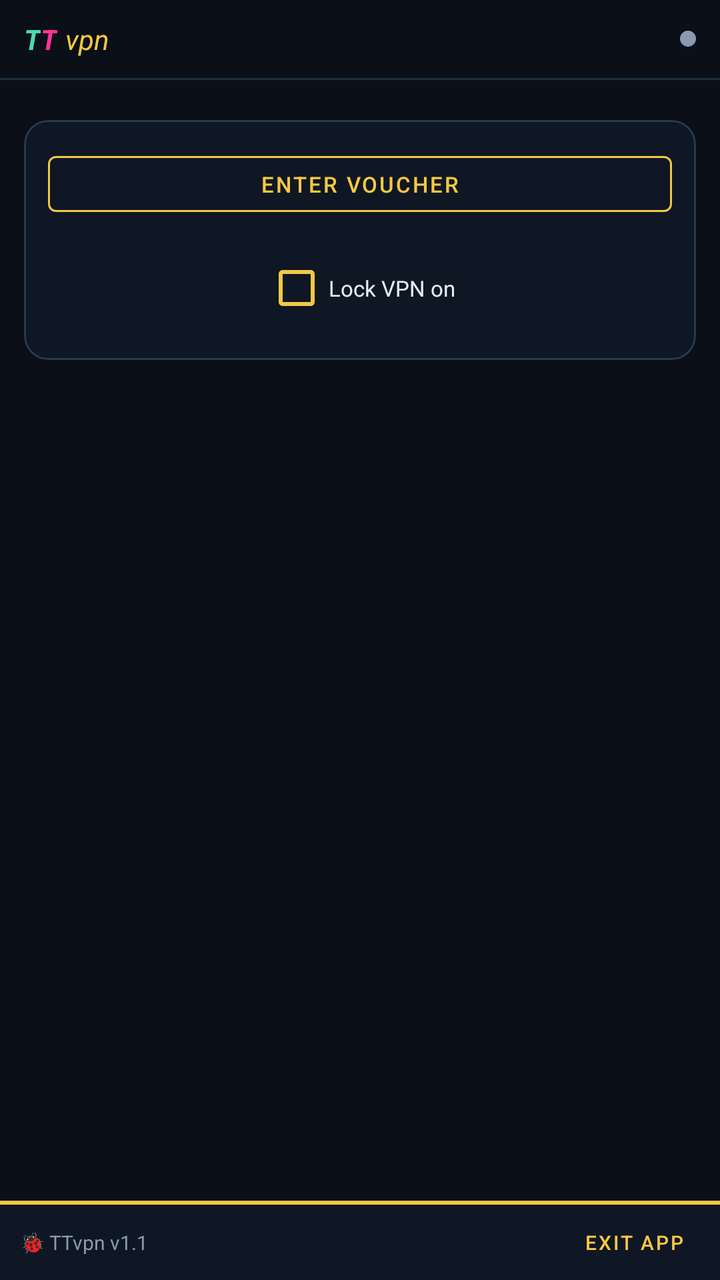
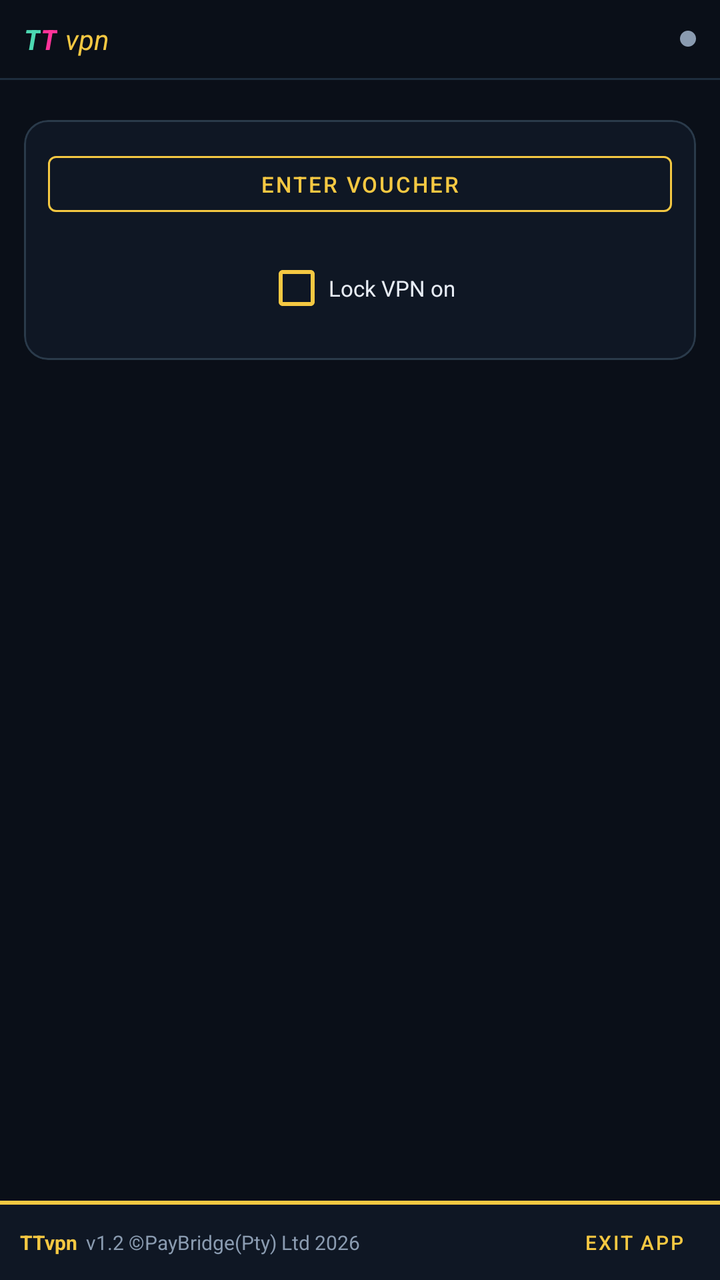

Compare the two renders of this Android layout. The source of the first and the diff that turns it into the second are given below.
<!-- AndroidManifest.xml: application theme Theme.TTVPN -->
<!-- res/layout/activity_main.xml -->
<?xml version="1.0" encoding="utf-8"?>
<LinearLayout xmlns:android="http://schemas.android.com/apk/res/android"
    xmlns:app="http://schemas.android.com/apk/res-auto"
    android:layout_width="match_parent"
    android:layout_height="match_parent"
    android:background="@color/bg_dark"
    android:orientation="vertical">

    
    <LinearLayout
        android:layout_width="match_parent"
        android:layout_height="wrap_content"
        android:gravity="center_vertical"
        android:orientation="horizontal"
        android:paddingStart="12dp"
        android:paddingEnd="12dp"
        android:paddingTop="10dp"
        android:paddingBottom="10dp">

        <LinearLayout
            android:layout_width="0dp"
            android:layout_height="wrap_content"
            android:layout_weight="1"
            android:gravity="center_vertical"
            android:orientation="horizontal">

            <TextView
                android:layout_width="wrap_content"
                android:layout_height="wrap_content"
                android:text="@string/wordmark_tt1"
                android:textColor="@color/brand_teal"
                android:textSize="14sp"
                android:textStyle="bold|italic" />

            <TextView
                android:layout_width="wrap_content"
                android:layout_height="wrap_content"
                android:text="@string/wordmark_tt2"
                android:textColor="@color/brand_hotpink"
                android:textSize="14sp"
                android:textStyle="bold|italic" />

            <TextView
                android:layout_width="wrap_content"
                android:layout_height="wrap_content"
                android:layout_marginStart="4dp"
                android:text="@string/wordmark_vpn"
                android:textColor="@color/brand_gold"
                android:textSize="14sp"
                android:textStyle="italic" />
        </LinearLayout>

        <View
            android:id="@+id/dotStatus"
            android:layout_width="8dp"
            android:layout_height="8dp"
            android:background="@drawable/bg_dot" />
    </LinearLayout>

    <View
        android:layout_width="match_parent"
        android:layout_height="1dp"
        android:background="@color/border_inner" />

    <ScrollView
        android:layout_width="match_parent"
        android:layout_height="0dp"
        android:layout_weight="1"
        android:fillViewport="true">

        <LinearLayout
            android:layout_width="match_parent"
            android:layout_height="wrap_content"
            android:orientation="vertical"
            android:padding="12dp">

            
            <com.google.android.material.card.MaterialCardView
                android:id="@+id/cardMeta"
                android:layout_width="match_parent"
                android:layout_height="wrap_content"
                android:visibility="gone"
                app:cardBackgroundColor="@color/panel_bg"
                app:cardCornerRadius="12dp"
                app:cardElevation="0dp"
                app:strokeColor="@color/border_outer"
                app:strokeWidth="1dp">

                <LinearLayout
                    android:layout_width="match_parent"
                    android:layout_height="wrap_content"
                    android:orientation="vertical"
                    android:padding="12dp">

                    
                    <LinearLayout
                        android:layout_width="match_parent"
                        android:layout_height="wrap_content"
                        android:gravity="center_vertical"
                        android:orientation="horizontal">

                        <TextView
                            android:layout_width="wrap_content"
                            android:layout_height="wrap_content"
                            android:text="● "
                            android:textColor="@color/brand_teal"
                            android:textSize="13sp"
                            android:textStyle="bold" />

                        <TextView
                            android:id="@+id/txtState"
                            android:layout_width="0dp"
                            android:layout_height="wrap_content"
                            android:layout_weight="1"
                            android:letterSpacing="0.06"
                            android:text="@string/state_not_setup"
                            android:textColor="@color/muted_label"
                            android:textSize="13sp"
                            android:textStyle="bold" />

                        <TextView
                            android:id="@+id/txtSubstate"
                            android:layout_width="wrap_content"
                            android:layout_height="wrap_content"
                            android:ellipsize="end"
                            android:maxLines="1"
                            android:text="@string/substate_not_setup"
                            android:textColor="@color/muted_label"
                            android:textSize="11sp" />
                    </LinearLayout>

                    <View
                        android:layout_width="match_parent"
                        android:layout_height="1dp"
                        android:layout_marginTop="8dp"
                        android:layout_marginBottom="4dp"
                        android:background="@color/border_inner" />

                    
                    <LinearLayout
                        android:layout_width="match_parent"
                        android:layout_height="wrap_content"
                        android:gravity="center_vertical"
                        android:orientation="horizontal"
                        android:paddingTop="6dp"
                        android:paddingBottom="6dp">

                        <TextView
                            android:layout_width="0dp"
                            android:layout_height="wrap_content"
                            android:layout_weight="1"
                            android:letterSpacing="0.08"
                            android:text="@string/label_endpoint"
                            android:textAllCaps="true"
                            android:textColor="@color/muted_label"
                            android:textSize="10sp" />

                        <TextView
                            android:id="@+id/txtEndpoint"
                            android:layout_width="wrap_content"
                            android:layout_height="wrap_content"
                            android:fontFamily="monospace"
                            android:textColor="@color/text_main"
                            android:textSize="12sp" />
                    </LinearLayout>

                    <View
                        android:layout_width="match_parent"
                        android:layout_height="1dp"
                        android:background="@color/border_inner" />

                    
                    <LinearLayout
                        android:layout_width="match_parent"
                        android:layout_height="wrap_content"
                        android:gravity="center_vertical"
                        android:orientation="horizontal"
                        android:paddingTop="6dp"
                        android:paddingBottom="6dp">

                        <TextView
                            android:layout_width="0dp"
                            android:layout_height="wrap_content"
                            android:layout_weight="1"
                            android:letterSpacing="0.08"
                            android:text="@string/label_duration"
                            android:textAllCaps="true"
                            android:textColor="@color/muted_label"
                            android:textSize="10sp" />

                        <TextView
                            android:id="@+id/txtDuration"
                            android:layout_width="wrap_content"
                            android:layout_height="wrap_content"
                            android:fontFamily="monospace"
                            android:text="@string/duration_placeholder"
                            android:textColor="@color/brand_teal"
                            android:textSize="12sp" />
                    </LinearLayout>

                    <View
                        android:layout_width="match_parent"
                        android:layout_height="1dp"
                        android:background="@color/border_inner" />

                    
                    <LinearLayout
                        android:layout_width="match_parent"
                        android:layout_height="wrap_content"
                        android:gravity="center_vertical"
                        android:orientation="horizontal"
                        android:paddingTop="6dp"
                        android:paddingBottom="6dp">

                        <TextView
                            android:layout_width="0dp"
                            android:layout_height="wrap_content"
                            android:layout_weight="1"
                            android:letterSpacing="0.08"
                            android:text="@string/label_data"
                            android:textAllCaps="true"
                            android:textColor="@color/muted_label"
                            android:textSize="10sp" />

                        <TextView
                            android:id="@+id/txtData"
                            android:layout_width="wrap_content"
                            android:layout_height="wrap_content"
                            android:fontFamily="monospace"
                            android:text="@string/data_placeholder"
                            android:textColor="@color/brand_teal"
                            android:textSize="12sp" />
                    </LinearLayout>

                    <View
                        android:layout_width="match_parent"
                        android:layout_height="1dp"
                        android:background="@color/border_inner" />

                    
                    <LinearLayout
                        android:layout_width="match_parent"
                        android:layout_height="wrap_content"
                        android:gravity="center_vertical"
                        android:orientation="horizontal"
                        android:paddingTop="6dp"
                        android:paddingBottom="6dp">

                        <TextView
                            android:layout_width="0dp"
                            android:layout_height="wrap_content"
                            android:layout_weight="1"
                            android:letterSpacing="0.08"
                            android:text="@string/label_entitlement"
                            android:textAllCaps="true"
                            android:textColor="@color/muted_label"
                            android:textSize="10sp" />

                        <TextView
                            android:id="@+id/txtEntitlement"
                            android:layout_width="wrap_content"
                            android:layout_height="wrap_content"
                            android:fontFamily="monospace"
                            android:textColor="@color/brand_teal"
                            android:textSize="12sp" />
                    </LinearLayout>

                </LinearLayout>
            </com.google.android.material.card.MaterialCardView>

            
            <com.google.android.material.card.MaterialCardView
                android:layout_width="match_parent"
                android:layout_height="wrap_content"
                android:layout_marginTop="8dp"
                app:cardBackgroundColor="@color/panel_bg"
                app:cardCornerRadius="12dp"
                app:cardElevation="0dp"
                app:strokeColor="@color/border_outer"
                app:strokeWidth="1dp">

                <LinearLayout
                    android:layout_width="match_parent"
                    android:layout_height="wrap_content"
                    android:orientation="vertical"
                    android:padding="12dp">

                    <com.google.android.material.button.MaterialButton
                        android:id="@+id/btnToggle"
                        style="@style/Widget.TTVPN.Button.Outlined"
                        android:layout_width="match_parent"
                        android:layout_height="40dp"
                        android:text="@string/action_enter_voucher" />

                    <CheckBox
                        android:id="@+id/checkLock"
                        android:layout_width="wrap_content"
                        android:layout_height="wrap_content"
                        android:layout_gravity="center_horizontal"
                        android:layout_marginTop="8dp"
                        android:buttonTint="@color/brand_gold"
                        android:text="@string/action_lock"
                        android:textColor="@color/text_main"
                        android:textSize="11sp" />

                </LinearLayout>
            </com.google.android.material.card.MaterialCardView>

        </LinearLayout>
    </ScrollView>

    
    <View
        android:layout_width="match_parent"
        android:layout_height="2dp"
        android:background="@color/brand_gold" />

    <LinearLayout
        android:layout_width="match_parent"
        android:layout_height="wrap_content"
        android:background="@color/panel_bg"
        android:gravity="center_vertical"
        android:orientation="horizontal"
        android:paddingStart="10dp"
        android:paddingEnd="10dp"
        android:paddingTop="8dp"
        android:paddingBottom="8dp">

        <TextView
            android:layout_width="0dp"
            android:layout_height="wrap_content"
            android:layout_weight="1"
            android:text="🐞 TTvpn v1.1"
            android:textColor="@color/muted_label"
            android:textSize="10sp" />

        <com.google.android.material.button.MaterialButton
            android:id="@+id/btnExit"
            style="@style/Widget.MaterialComponents.Button.TextButton"
            android:layout_width="wrap_content"
            android:layout_height="wrap_content"
            android:insetTop="0dp"
            android:insetBottom="0dp"
            android:minHeight="0dp"
            android:minWidth="0dp"
            android:paddingStart="8dp"
            android:paddingEnd="8dp"
            android:text="@string/action_exit"
            android:textColor="@color/brand_gold"
            android:textSize="10sp" />
    </LinearLayout>
</LinearLayout>
<!-- resources referenced by this layout -->
<resources>
  <color name="bg_dark">#0a0f18</color>
  <color name="border_inner">#1e2d3d</color>
  <color name="border_outer">#2a3a4a</color>
  <color name="brand_gold">#f5c842</color>
  <color name="brand_hotpink">#FF3399</color>
  <color name="brand_teal">#4cd9b2</color>
  <color name="muted_label">#8a9bb0</color>
  <color name="panel_bg">#0f1724</color>
  <color name="text_main">#e8edf5</color>
  <!-- drawable bg_dot (drawable) -->
  <?xml version="1.0" encoding="utf-8"?>
  <shape xmlns:android="http://schemas.android.com/apk/res/android"
      android:shape="oval">
      <solid android:color="@color/muted_label" />
  </shape>
  <string name="action_enter_voucher">Enter voucher</string>
  <string name="action_exit">Exit app</string>
  <string name="action_lock">Lock VPN on</string>
  <string name="data_placeholder">— / —</string>
  <string name="duration_placeholder">--:--</string>
  <string name="label_data">Data</string>
  <string name="label_duration">Duration</string>
  <string name="label_endpoint">Endpoint</string>
  <string name="label_entitlement">Entitlement</string>
  <string name="state_not_setup">NOT SET UP</string>
  <string name="substate_not_setup">Enter a voucher to get started</string>
  <string name="wordmark_tt1">T</string>
  <string name="wordmark_tt2">T</string>
  <string name="wordmark_vpn">vpn</string>
  <style name="Widget.TTVPN.Button.Outlined" parent="Widget.MaterialComponents.Button.OutlinedButton">
          <item name="strokeColor">@color/brand_gold</item>
          <item name="strokeWidth">1dp</item>
          <item name="android:textColor">@color/brand_gold</item>
          <item name="cornerRadius">4dp</item>
          <item name="android:textSize">11sp</item>
          <item name="android:minHeight">40dp</item>
      </style>
  <style name="Theme.TTVPN" parent="Theme.MaterialComponents.NoActionBar">
          <item name="materialAlertDialogTheme">@style/ThemeOverlay.TTVPN.Dialog</item>
          <item name="android:alertDialogTheme">@style/ThemeOverlay.TTVPN.Dialog</item>
      </style>
  <style name="ThemeOverlay.TTVPN.Dialog" parent="ThemeOverlay.MaterialComponents.MaterialAlertDialog">
          <item name="colorSurface">@color/panel_bg</item>
          <item name="colorOnSurface">@color/text_main</item>
          <item name="colorPrimary">@color/brand_gold</item>
          <item name="colorOnPrimary">@color/bg_dark</item>
      </style>
</resources>

<!-- the commit's change to res/layout/activity_main.xml (unified diff, before → after) -->
@@ -74,7 +74,6 @@
             android:orientation="vertical"
             android:padding="12dp">
 
-            
             <com.google.android.material.card.MaterialCardView
                 android:id="@+id/cardMeta"
                 android:layout_width="match_parent"
@@ -92,7 +91,6 @@
                     android:orientation="vertical"
                     android:padding="12dp">
 
-                    
                     <LinearLayout
                         android:layout_width="match_parent"
                         android:layout_height="wrap_content"
@@ -136,7 +134,6 @@
                         android:layout_marginBottom="4dp"
                         android:background="@color/border_inner" />
 
-                    
                     <LinearLayout
                         android:layout_width="match_parent"
                         android:layout_height="wrap_content"
@@ -169,7 +166,6 @@
                         android:layout_height="1dp"
                         android:background="@color/border_inner" />
 
-                    
                     <LinearLayout
                         android:layout_width="match_parent"
                         android:layout_height="wrap_content"
@@ -203,7 +199,6 @@
                         android:layout_height="1dp"
                         android:background="@color/border_inner" />
 
-                    
                     <LinearLayout
                         android:layout_width="match_parent"
                         android:layout_height="wrap_content"
@@ -237,7 +232,6 @@
                         android:layout_height="1dp"
                         android:background="@color/border_inner" />
 
-                    
                     <LinearLayout
                         android:layout_width="match_parent"
                         android:layout_height="wrap_content"
@@ -268,7 +262,6 @@
                 </LinearLayout>
             </com.google.android.material.card.MaterialCardView>
 
-            
             <com.google.android.material.card.MaterialCardView
                 android:layout_width="match_parent"
                 android:layout_height="wrap_content"
@@ -309,7 +302,6 @@
         </LinearLayout>
     </ScrollView>
 
-    
     <View
         android:layout_width="match_parent"
         android:layout_height="2dp"
@@ -326,13 +318,30 @@
         android:paddingTop="8dp"
         android:paddingBottom="8dp">
 
-        <TextView
+        <LinearLayout
             android:layout_width="0dp"
             android:layout_height="wrap_content"
             android:layout_weight="1"
-            android:text="🐞 TTvpn v1.1"
-            android:textColor="@color/muted_label"
-            android:textSize="10sp" />
+            android:gravity="center_vertical"
+            android:orientation="horizontal">
+
+            <TextView
+                android:layout_width="wrap_content"
+                android:layout_height="wrap_content"
+                android:text="TTvpn"
+                android:textColor="@color/brand_gold"
+                android:textSize="10sp"
+                android:textStyle="bold" />
+
+            <TextView
+                android:id="@+id/txtFooterVersion"
+                android:layout_width="wrap_content"
+                android:layout_height="wrap_content"
+                android:layout_marginStart="4dp"
+                android:text="v1.2 ©PayBridge(Pty) Ltd 2026"
+                android:textColor="@color/muted_label"
+                android:textSize="10sp" />
+        </LinearLayout>
 
         <com.google.android.material.button.MaterialButton
             android:id="@+id/btnExit"
<!-- resource entries referenced after the edit -->
@@ -46,6 +46,19 @@
           <item name="colorOnSurface">@color/text_main</item>
           <item name="colorPrimary">@color/brand_gold</item>
           <item name="colorOnPrimary">@color/bg_dark</item>
+          <item name="android:windowBackground">@drawable/bg_dialog_console</item>
+          <item name="android:textColorPrimary">@color/text_main</item>
+          <item name="android:textColorSecondary">@color/muted_label</item>
       </style>
+  <!-- drawable bg_dialog_console (drawable) -->
+  <?xml version="1.0" encoding="utf-8"?>
+  <shape xmlns:android="http://schemas.android.com/apk/res/android"
+      android:shape="rectangle">
+      <solid android:color="@color/panel_bg" />
+      <corners android:radius="12dp" />
+      <stroke
+          android:width="1dp"
+          android:color="@color/border_outer" />
+  </shape>
 </resources>
 
